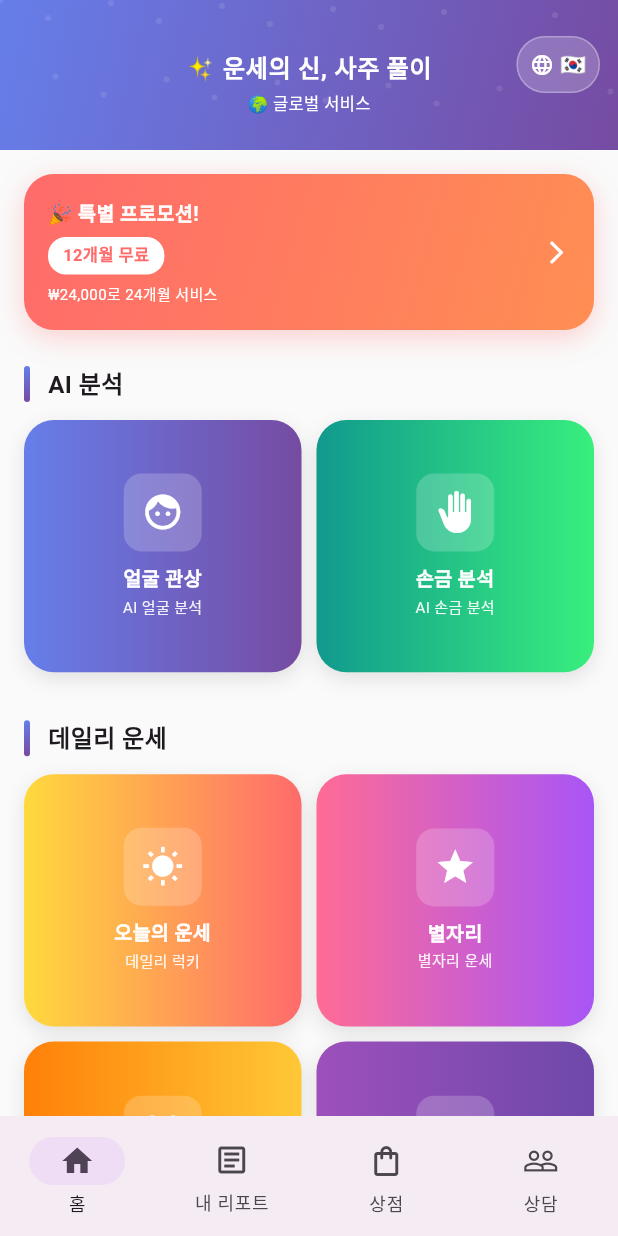
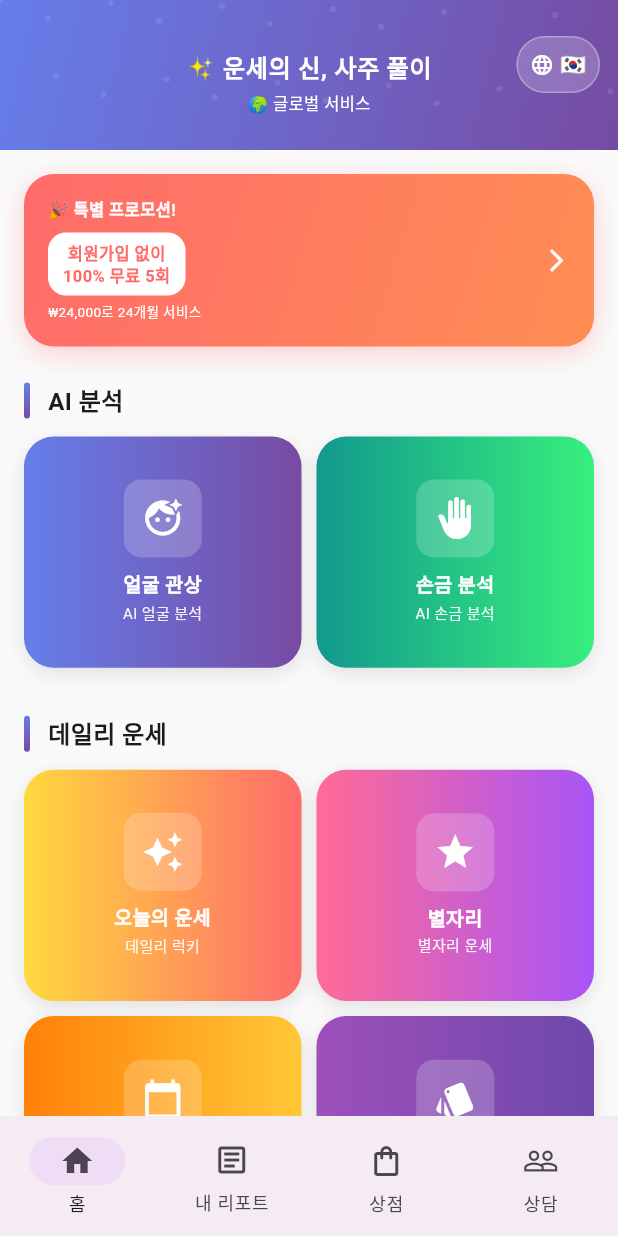
Before and after one commit to langsb16-collab/life82, a Flutter app: the screen it shows after launch, on a phone screen of 412 x 824 dp. Run offline on Flutter 3.47's test engine with Material 3 defaults, Android fonts, the light colour scheme and no system bars; our stand-ins replace hive_flutter, image_picker, shared_preferences; accounts and stored records are empty.

Commit message:
UI 개선: 아이콘 개선, 프로모 텍스트 2줄 레이아웃, 카드 크기 축소, 다국어 지원 추가

```diff
--- a/lib/screens/home_screen.dart
+++ b/lib/screens/home_screen.dart
@@ -212,7 +212,7 @@ class HomePage extends StatelessWidget {
                       _FeatureItem(
                         title: localization.translate('face_reading'),
                         subtitle: localization.translate('face_reading_subtitle'),
-                        icon: Icons.face,
+                        icon: Icons.face_retouching_natural,
                         gradient: const LinearGradient(
                           colors: [Color(0xFF667EEA), Color(0xFF764BA2)],
                         ),
@@ -246,7 +246,7 @@ class HomePage extends StatelessWidget {
                       _FeatureItem(
                         title: localization.translate('today_fortune'),
                         subtitle: localization.translate('today_fortune_subtitle'),
-                        icon: Icons.wb_sunny,
+                        icon: Icons.auto_awesome,
                         gradient: const LinearGradient(
                           colors: [Color(0xFFFFD93D), Color(0xFFFF6B6B)],
                         ),
@@ -477,7 +477,7 @@ class _FeatureGrid extends StatelessWidget {
         physics: const NeverScrollableScrollPhysics(),
         gridDelegate: const SliverGridDelegateWithFixedCrossAxisCount(
           crossAxisCount: 2,
-          childAspectRatio: 1.1,
+          childAspectRatio: 1.2,
           crossAxisSpacing: 10,
           mainAxisSpacing: 10,
         ),
@@ -605,38 +605,57 @@ class _PromotionBanner extends StatelessWidget {
                         localization.translate('promo_title'),
                         maxLines: 1,
                         overflow: TextOverflow.ellipsis,
+                        textAlign: TextAlign.center,
                         style: const TextStyle(
                           color: Colors.white,
-                          fontSize: 13,
+                          fontSize: 11,
                           fontWeight: FontWeight.bold,
                         ),
                       ),
                       const SizedBox(height: 6),
                       Container(
-                        padding: const EdgeInsets.symmetric(horizontal: 10, vertical: 4),
+                        padding: const EdgeInsets.symmetric(horizontal: 10, vertical: 6),
                         decoration: BoxDecoration(
                           color: Colors.white,
                           borderRadius: BorderRadius.circular(12),
                         ),
-                        child: Text(
-                          localization.translate('promo_highlight'),
+                        child: Column(
+                          children: [
+                            Text(
+                              localization.translate('promo_free_trial_line1'),
                               maxLines: 1,
                               overflow: TextOverflow.ellipsis,
+                              textAlign: TextAlign.center,
                               style: const TextStyle(
                                 color: Color(0xFFFF6B6B),
                                 fontSize: 11,
                                 fontWeight: FontWeight.bold,
+                                height: 1.3,
                               ),
                             ),
+                            Text(
+                              localization.translate('promo_free_trial_line2'),
+                              maxLines: 1,
+                              overflow: TextOverflow.ellipsis,
+                              textAlign: TextAlign.center,
+                              style: const TextStyle(
+                                color: Color(0xFFFF6B6B),
+                                fontSize: 11,
+                                fontWeight: FontWeight.bold,
+                                height: 1.3,
                               ),
-                      const SizedBox(height: 6),
+                            ),
+                          ],
+                        ),
+                      ),
+                      const SizedBox(height: 4),
                       Text(
                         localization.translate('promo_subtitle'),
                         maxLines: 1,
                         overflow: TextOverflow.ellipsis,
                         style: const TextStyle(
                           color: Colors.white,
-                          fontSize: 10,
+                          fontSize: 9,
                         ),
                       ),
                     ],
--- a/lib/services/localization_service.dart
+++ b/lib/services/localization_service.dart
@@ -62,6 +62,8 @@ class LocalizationService extends ChangeNotifier {
       'promo_title': '🎉 특별 프로모션!',
       'promo_subtitle': '₩24,000로 24개월 서비스',
       'promo_highlight': '12개월 무료',
+      'promo_free_trial_line1': '회원가입 없이',
+      'promo_free_trial_line2': '100% 무료 5회',
       'promo_description': '지금 가입하면 24개월 서비스 중\n12개월을 무료로 제공합니다!',
       'promo_button': '지금 시작하기',
       'global_service': '🌍 글로벌 서비스',
@@ -210,6 +212,8 @@ class LocalizationService extends ChangeNotifier {
       'promo_title': '🎉 Special Offer!',
       'promo_subtitle': '₩24,000 for 24 months',
       'promo_highlight': '12 months FREE',
+      'promo_free_trial_line1': 'No Registration',
+      'promo_free_trial_line2': '100% FREE 5 Times',
       'promo_description': 'Sign up now and get\n12 months FREE!',
       'promo_button': 'Get Started',
       'global_service': '🌍 Global Service',
@@ -358,6 +362,8 @@ class LocalizationService extends ChangeNotifier {
       'promo_title': '🎉 特别优惠！',
       'promo_subtitle': '₩24,000享24个月',
       'promo_highlight': '12个月免费',
+      'promo_free_trial_line1': '无需注册',
+      'promo_free_trial_line2': '100% 免费 5次',
       'promo_description': '现在注册\n12个月免费！',
       'promo_button': '立即开始',
       'global_service': '🌍 全球服务',
@@ -506,6 +512,8 @@ class LocalizationService extends ChangeNotifier {
       'promo_title': '🎉 特別オファー！',
       'promo_subtitle': '₩24,000で24ヶ月',
       'promo_highlight': '12ヶ月無料',
+      'promo_free_trial_line1': '会員登録不要',
+      'promo_free_trial_line2': '100% 無料 5回',
       'promo_description': '今登録すると\n12ヶ月無料！',
       'promo_button': '今すぐ始める',
       'global_service': '🌍 グローバル',
@@ -654,6 +662,8 @@ class LocalizationService extends ChangeNotifier {
       'promo_title': '🎉 Ưu đãi đặc biệt!',
       'promo_subtitle': '₩24,000 cho 24 tháng',
       'promo_highlight': '12 tháng MIỄN PHÍ',
+      'promo_free_trial_line1': 'Không cần đăng ký',
+      'promo_free_trial_line2': '100% MIỄN PHÍ 5 lần',
       'promo_description': 'Đăng ký ngay\n12 tháng miễn phí!',
       'promo_button': 'Bắt đầu',
       'global_service': '🌍 Toàn cầu',
@@ -924,6 +934,8 @@ class LocalizationService extends ChangeNotifier {
       'promo_title': '🎉 عرض خاص!',
       'promo_subtitle': '₩24,000 لمدة 24 شهراً',
       'promo_highlight': '12 شهراً مجاناً',
+      'promo_free_trial_line1': 'بدون تسجيل',
+      'promo_free_trial_line2': '100% مجاناً 5 مرات',
       'promo_description': 'سجل الآن\n12 شهراً مجاناً!',
       'promo_button': 'ابدأ الآن',
       'global_service': '🌍 عالمي',
```
Lines whose indentation alone changed are shown as unchanged.
